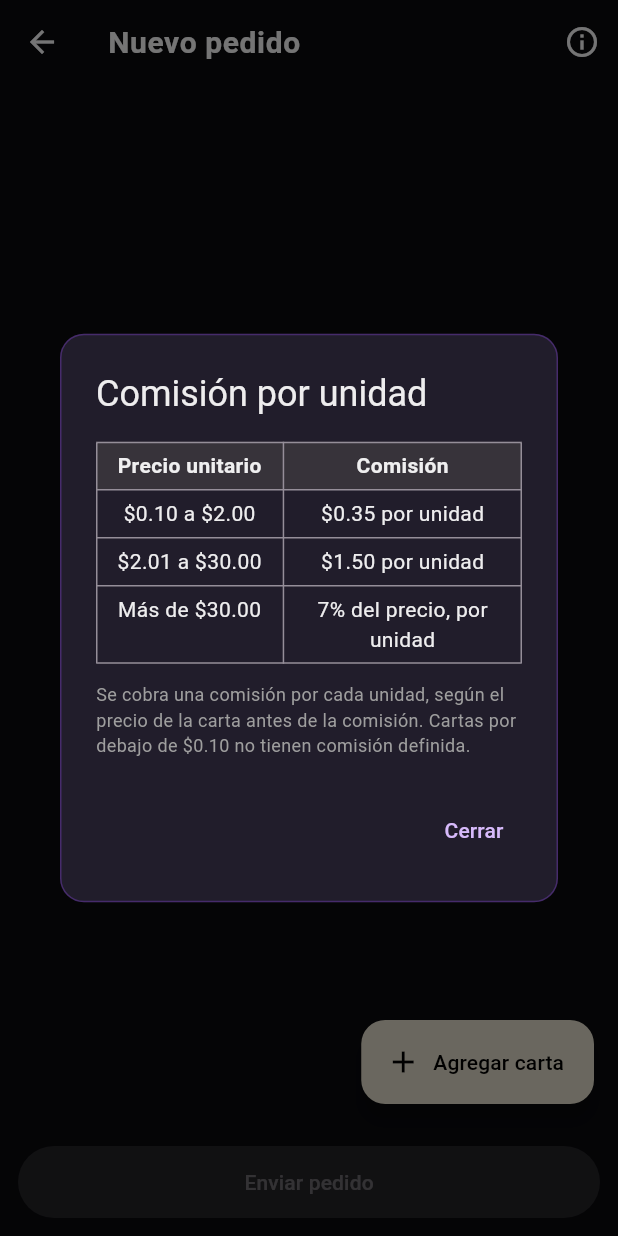
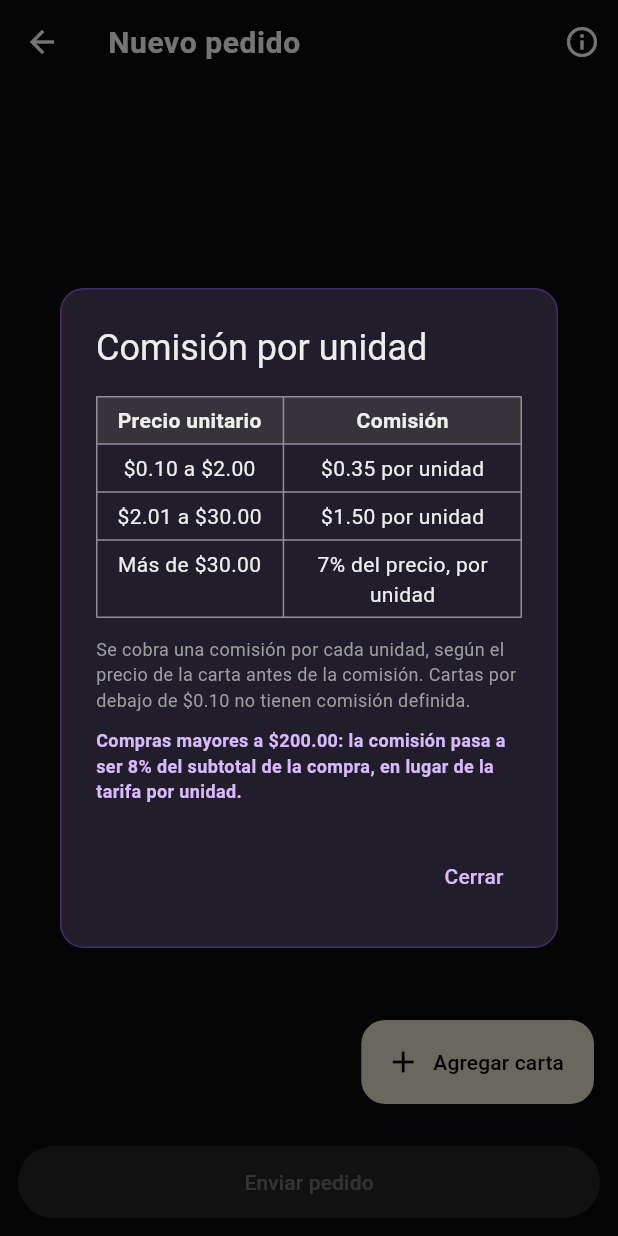
Before and after one commit to haroldevg/LaFosaImport, a Flutter app: the NewOrderScreen screen opened directly with empty values, after a tap on the "info outline" icon, on a phone screen of 412 x 824 dp. Run offline on Flutter 3.47's test engine with Material 3 defaults, Android fonts, the phone set to English and light mode, and no system bars; our stand-ins replace cloud_firestore, firebase_auth, firebase_core, google_sign_in, package_info_plus, share_plus and 2 more; missing offline and left inert: dart:js_interop, excel, google_sign_in_web; accounts and stored records are empty.

Commit message:
feat: implement bulk commission structure and update order pricing calculations

```diff
--- a/lib/screens/new_order_screen.dart
+++ b/lib/screens/new_order_screen.dart
@@ -59,20 +59,24 @@ class _NewOrderScreenState extends State<NewOrderScreen> {
   /// Comisión de servicio: una por unidad, elegida por el precio unitario de
   /// cada carta (ver [commissionTiers]). No entra en la base del tax. Los
   /// admins no pagan comisión.
-  double get _commission => widget.isAdmin
-      ? 0
-      : double.parse(
-          _cartItems
-              .fold<double>(
-                0,
-                (acc, item) => acc + (commissionForItem(item) ?? 0),
-              )
-              .toStringAsFixed(2),
-        );
+  CartCommission get _cartCommission => commissionForCart(_cartItems);
+
+  double get _commission => widget.isAdmin ? 0 : _cartCommission.amount;
+
+  /// El porcentaje por compra grande reemplaza a la tabla por unidad, así que
+  /// también reemplaza a su etiqueta: si no se dijera, el monto parecería no
+  /// tener relación con los precios de las cartas.
+  String get _commissionLabel =>
+      (!widget.isAdmin && _cartCommission.isPercentage)
+      ? 'Comisión de servicio '
+            '(${(bulkCommissionRate * 100).toStringAsFixed(0)}%)'
+      : 'Comisión de servicio';
 
   /// Líneas cuyo precio queda por debajo del mínimo con comisión definida.
   /// El formulario de alta ya las rechaza; esto cubre cualquier otra vía.
-  List<OrderItem> get _itemsWithoutCommission => widget.isAdmin
+  /// Con el porcentaje no hay caso: lo paga el carrito entero.
+  List<OrderItem> get _itemsWithoutCommission =>
+      (widget.isAdmin || _cartCommission.isPercentage)
       ? const []
       : _cartItems.where((item) => commissionForItem(item) == null).toList();
 
@@ -124,6 +128,18 @@ class _NewOrderScreenState extends State<NewOrderScreen> {
               'carta antes de la comisión. Cartas por debajo de \$0.10 no '
               'tienen comisión definida.',
               style: TextStyle(fontSize: 12, color: Colors.grey),
+            ),
+            const SizedBox(height: 10),
+            Text(
+              'Compras mayores a '
+              '${_currency.format(bulkCommissionThreshold)}: la comisión pasa '
+              'a ser ${(bulkCommissionRate * 100).toStringAsFixed(0)}% del '
+              'subtotal de la compra, en lugar de la tarifa por unidad.',
+              style: TextStyle(
+                fontSize: 12,
+                fontWeight: FontWeight.w600,
+                color: Theme.of(context).colorScheme.primary,
+              ),
             ),
           ],
         ),
@@ -193,7 +209,7 @@ class _NewOrderScreenState extends State<NewOrderScreen> {
               'Tax estimado (${(fixedTaxRate * 100).toStringAsFixed(0)}%)',
               _tax,
             ),
-            _PriceRow('Comisión de servicio', _commission),
+            _PriceRow(_commissionLabel, _commission),
             _PriceRow(
               'Envío a Perú ($_totalQuantity carta(s) × ${_currency.format(_shippingFeePerCard)})',
               _internationalShipping,
@@ -318,6 +334,7 @@ class _NewOrderScreenState extends State<NewOrderScreen> {
                   item: _cartItems[i],
                   brand: brand,
                   isAdmin: widget.isAdmin,
+                  bulkCommission: _cartCommission.isPercentage,
                   onRemove: () => setState(() => _cartItems.removeAt(i)),
                 );
               },
@@ -373,10 +390,31 @@ class _NewOrderScreenState extends State<NewOrderScreen> {
                           icon: Icons.percent,
                         ),
                         _PriceRow(
-                          'Comisión de servicio',
+                          _commissionLabel,
                           _commission,
                           icon: Icons.storefront_outlined,
                         ),
+                        if (!widget.isAdmin && _cartCommission.isPercentage)
+                          Padding(
+                            padding: const EdgeInsets.only(
+                              left: 26,
+                              top: 2,
+                              bottom: 2,
+                            ),
+                            child: Text(
+                              'Tu compra supera '
+                              '${_currency.format(bulkCommissionThreshold)}, '
+                              'así que la comisión es '
+                              '${(bulkCommissionRate * 100).toStringAsFixed(0)}% '
+                              'del subtotal en vez de la tarifa por carta.',
+                              style: TextStyle(
+                                fontSize: 11,
+                                color: Theme.of(
+                                  context,
+                                ).colorScheme.onSurface.withValues(alpha: 0.6),
+                              ),
+                            ),
+                          ),
                         _PriceRow(
                           'Envío a Perú ($_totalQuantity carta(s) × ${_currency.format(_shippingFeePerCard)})',
                           _internationalShipping,
@@ -497,12 +535,17 @@ class _CartItemCard extends StatelessWidget {
     required this.item,
     required this.brand,
     required this.isAdmin,
+    required this.bulkCommission,
     required this.onRemove,
   });
 
   final OrderItem item;
   final LaFosaColors brand;
   final bool isAdmin;
+
+  /// El carrito superó el umbral y paga el porcentaje: esta línea muestra su
+  /// parte proporcional en vez de la tarifa de su tramo, que ya no aplica.
+  final bool bulkCommission;
   final VoidCallback onRemove;
 
   @override
@@ -527,8 +570,14 @@ class _CartItemCard extends StatelessWidget {
     final itemTax = double.parse(
       (lineSubtotal * fixedTaxRate).toStringAsFixed(2),
     );
-    final unitCommission = isAdmin ? 0.0 : commissionPerUnit(item.unitPrice);
-    final itemCommission = isAdmin ? 0.0 : commissionForItem(item);
+    final unitCommission = (isAdmin || bulkCommission)
+        ? null
+        : commissionPerUnit(item.unitPrice);
+    final itemCommission = isAdmin
+        ? 0.0
+        : (bulkCommission
+              ? bulkCommissionForItem(item)
+              : commissionForItem(item));
     final itemPeruShipping = double.parse(
       (item.quantity * internationalShippingFeeFor(isAdmin)).toStringAsFixed(2),
     );
@@ -658,9 +707,12 @@ class _CartItemCard extends StatelessWidget {
                 if (itemCommission != null && itemCommission > 0)
                   _DetailChip(
                     icon: Icons.storefront_outlined,
-                    label:
-                        'Comisión ${_currency.format(unitCommission)} c/u '
-                        '= +${_currency.format(itemCommission)}',
+                    label: unitCommission == null
+                        ? 'Comisión '
+                              '${(bulkCommissionRate * 100).toStringAsFixed(0)}%'
+                              ' = +${_currency.format(itemCommission)}'
+                        : 'Comisión ${_currency.format(unitCommission)} c/u '
+                              '= +${_currency.format(itemCommission)}',
                   ),
                 _DetailChip(
                   icon: Icons.flight_takeoff_outlined,
--- a/lib/services/pricing_config.dart
+++ b/lib/services/pricing_config.dart
@@ -78,6 +78,85 @@ double? commissionForItem(OrderItem item) {
   return double.parse((perUnit * item.quantity).toStringAsFixed(2));
 }
 
+/// Cuando la compra supera este monto, la tabla por unidad deja de aplicar y
+/// el pedido entero paga [bulkCommissionRate] sobre el subtotal de compra.
+const double bulkCommissionThreshold = 200.00;
+const double bulkCommissionRate = 0.08;
+
+/// Lo que le toca a una línea cuando el carrito paga el porcentaje: su propio
+/// subtotal por la tasa. Es un desglose informativo — los redondeos por línea
+/// pueden sumar uno o dos centavos distinto del cobro del carrito, que es el
+/// que manda.
+double bulkCommissionForItem(OrderItem item) =>
+    double.parse((item.lineTotal * bulkCommissionRate).toStringAsFixed(2));
+
+/// La comisión de servicio de todo un carrito, junto con el detalle de cómo
+/// salió, para que la pantalla pueda explicarla en vez de mostrar un número
+/// suelto.
+class CartCommission {
+  final double amount;
+
+  /// true cuando se aplicó el porcentaje por superar el umbral, en vez de la
+  /// tabla por unidad.
+  final bool isPercentage;
+
+  /// Subtotal de compra (cartas + envío del vendedor) sobre el que se midió
+  /// el umbral y, cuando aplica, se calculó el porcentaje.
+  final double base;
+
+  /// Líneas sin comisión definida (precio bajo el mínimo). Siempre 0 cuando
+  /// manda el porcentaje: ahí la comisión la paga el carrito completo, así
+  /// que el precio de una carta suelta ya no deja nada sin cobrar.
+  final int itemsWithoutCommission;
+
+  const CartCommission({
+    required this.amount,
+    required this.isPercentage,
+    required this.base,
+    required this.itemsWithoutCommission,
+  });
+}
+
+/// Comisión de servicio del carrito.
+///
+/// Hasta [bulkCommissionThreshold] inclusive se cobra la tabla por unidad: una
+/// comisión por cada unidad, según el precio de su carta. Pasado ese monto, el
+/// pedido entero paga [bulkCommissionRate] del subtotal de compra — un cobro
+/// único que **reemplaza** a los de cada línea, no se suma a ellos.
+CartCommission commissionForCart(List<OrderItem> items) {
+  final base = double.parse(
+    items
+        .fold<double>(0, (acc, item) => acc + item.lineTotal)
+        .toStringAsFixed(2),
+  );
+
+  if (base > bulkCommissionThreshold) {
+    return CartCommission(
+      amount: double.parse((base * bulkCommissionRate).toStringAsFixed(2)),
+      isPercentage: true,
+      base: base,
+      itemsWithoutCommission: 0,
+    );
+  }
+
+  var amount = 0.0;
+  var missing = 0;
+  for (final item in items) {
+    final lineCommission = commissionForItem(item);
+    if (lineCommission == null) {
+      missing++;
+      continue;
+    }
+    amount += lineCommission;
+  }
+  return CartCommission(
+    amount: double.parse(amount.toStringAsFixed(2)),
+    isPercentage: false,
+    base: base,
+    itemsWithoutCommission: missing,
+  );
+}
+
 /// The aggregate money figures for a cart, computed in one place so that a
 /// staff reprice (see `OrderService.applyPriceAdjustment`) lands on exactly
 /// the same arithmetic — same rounding, same order of operations — that the
@@ -106,6 +185,15 @@ class OrderTotals {
   /// costó cero: quien muestre estos totales tiene que advertirlo.
   final int itemsWithoutCommission;
 
+  /// true cuando la comisión salió del porcentaje por compra grande y no de
+  /// la tabla por unidad — la pantalla lo dice para que el monto no parezca
+  /// salido de la nada.
+  final bool commissionIsPercentage;
+
+  /// Subtotal de compra sobre el que se midió el umbral y se calculó el
+  /// porcentaje cuando aplica.
+  final double commissionBase;
+
   const OrderTotals({
     required this.subtotal,
     required this.taxRate,
@@ -115,6 +203,8 @@ class OrderTotals {
     required this.total,
     required this.totalQuantity,
     this.itemsWithoutCommission = 0,
+    this.commissionIsPercentage = false,
+    this.commissionBase = 0,
   });
 
   bool get hasItemsWithoutCommission => itemsWithoutCommission > 0;
@@ -129,19 +219,11 @@ class OrderTotals {
     );
     final subtotal = double.parse(rawSubtotal.toStringAsFixed(2));
     final tax = double.parse((subtotal * fixedTaxRate).toStringAsFixed(2));
-    final commission = adminPricing
-        ? 0.0
-        : double.parse(
-            items
-                .fold<double>(
-                  0,
-                  (acc, item) => acc + (commissionForItem(item) ?? 0),
-                )
-                .toStringAsFixed(2),
-          );
+    final cartCommission = commissionForCart(items);
+    final commission = adminPricing ? 0.0 : cartCommission.amount;
     final itemsWithoutCommission = adminPricing
         ? 0
-        : items.where((item) => commissionForItem(item) == null).length;
+        : cartCommission.itemsWithoutCommission;
     final totalQuantity = items.fold<int>(
       0,
       (acc, item) => acc + item.quantity,
@@ -163,6 +245,8 @@ class OrderTotals {
       ),
       totalQuantity: totalQuantity,
       itemsWithoutCommission: itemsWithoutCommission,
+      commissionIsPercentage: !adminPricing && cartCommission.isPercentage,
+      commissionBase: cartCommission.base,
     );
   }
 }
```
Also changed, not shown: lib/screens/admin/edit_order_prices_screen.dart (+38 -8 lines).
